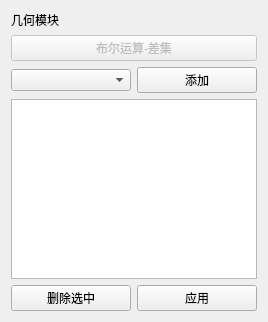
Above: plugins/Base_Gemo/OccBooleanCutWidget.ui from asd977/base_cae before the change. Below: the same form after it.
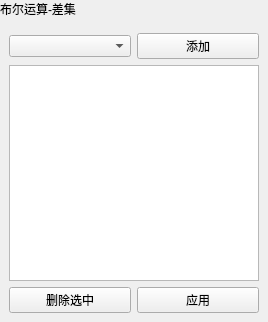
That is the form after the change.

```diff
--- a/plugins/Base_Gemo/OccBooleanCutWidget.ui
+++ b/plugins/Base_Gemo/OccBooleanCutWidget.ui
@@ -11,17 +11,25 @@
    </rect>
   </property>
   <layout class="QVBoxLayout" name="verticalLayout">
-   <item>
-    <widget class="QLabel" name="pageNameLabel">
-     <property name="text">
-      <string>几何模块</string>
-     </property>
-    </widget>
-   </item>
+   <property name="leftMargin">
+    <number>0</number>
+   </property>
+   <property name="topMargin">
+    <number>0</number>
+   </property>
+   <property name="rightMargin">
+    <number>0</number>
+   </property>
+   <property name="bottomMargin">
+    <number>0</number>
+   </property>
    <item>
-    <widget class="QPushButton" name="sectionTitleButton">
-     <property name="enabled">
-      <bool>false</bool>
+    <widget class="QLabel" name="pageHeaderLabel">
+     <property name="sizePolicy">
+      <sizepolicy hsizetype="Preferred" vsizetype="Fixed">
+       <horstretch>0</horstretch>
+       <verstretch>0</verstretch>
+      </sizepolicy>
      </property>
      <property name="text">
       <string>布尔运算-差集</string>
@@ -29,9 +37,33 @@
     </widget>
    </item>
    <item>
+    <layout class="QVBoxLayout" name="contentLayout">
+     <property name="leftMargin">
+      <number>9</number>
+     </property>
+     <property name="topMargin">
+      <number>9</number>
+     </property>
+     <property name="rightMargin">
+      <number>9</number>
+     </property>
+     <property name="bottomMargin">
+      <number>9</number>
+     </property>
+     <property name="spacing">
+      <number>6</number>
+     </property>
+     <item>
     <layout class="QHBoxLayout" name="addLayout">
      <item>
-      <widget class="QComboBox" name="sourceComboBox"/>
+        <widget class="QComboBox" name="sourceComboBox">
+         <property name="minimumSize">
+          <size>
+           <width>10</width>
+           <height>0</height>
+          </size>
+         </property>
+        </widget>
      </item>
      <item>
       <widget class="QPushButton" name="addButton">
@@ -68,6 +100,8 @@
     </layout>
    </item>
   </layout>
+   </item>
+  </layout>
  </widget>
  <resources/>
  <connections/>
```
Left out of the diff: 6 changed lines with no effect on the pictures. Lines whose indentation alone changed are shown as unchanged.
